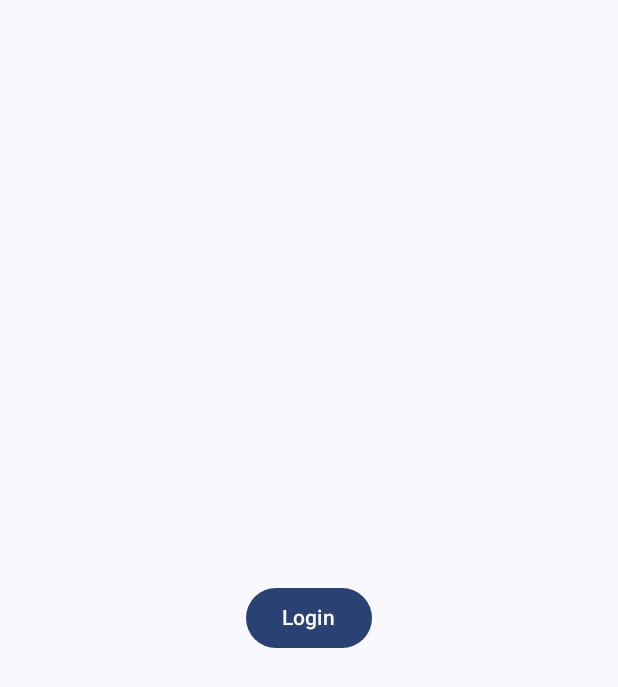
After one commit to RimmaManokhina/BlogpostsintensiveCompose, an Android app built with Jetpack Compose: the composable LoginButton shown on its own in the app's theme, on a phone screen of 412 x 824 dp. The commit adds this screen. Shown: the top 687 px of the screen. Run offline under Robolectric (Android 15) with nearby library versions, the phone set to English and light mode, and no system bars.

Commit message:
feature/BP 01 login

```diff
--- /dev/null
+++ b/app/src/main/java/ru/easycode/blogpostsintensive/login/LoginButton.kt
@@ -0,0 +1,40 @@
+package ru.easycode.blogpostsintensive.login
+
+
+import androidx.compose.foundation.layout.Box
+import androidx.compose.foundation.layout.fillMaxSize
+import androidx.compose.material3.Button
+import androidx.compose.material3.Text
+import androidx.compose.runtime.Composable
+import androidx.compose.ui.Alignment
+import androidx.compose.ui.Modifier
+import androidx.compose.ui.res.stringResource
+import androidx.compose.ui.tooling.preview.Preview
+import ru.easycode.blogpostsintensive.R
+import ru.easycode.blogpostsintensive.ui.theme.BlogpostsintensiveTheme
+
+@Composable
+fun LoginButton(
+    onClick: () -> Unit
+) {
+    Box(
+        Modifier.fillMaxSize(),
+        contentAlignment = Alignment.Center
+    ) {
+        Button(
+            onClick,
+        ) {
+            Text(
+                text = stringResource(R.string.login)
+            )
+        }
+    }
+}
+
+@Preview(showBackground = true)
+@Composable
+fun LoginButtonPreview() {
+    BlogpostsintensiveTheme {
+        LoginButton({})
+    }
+}
--- a/app/src/main/res/values/strings.xml
+++ b/app/src/main/res/values/strings.xml
@@ -1,3 +1,4 @@
 <resources>
     <string name="app_name">Blogpostsintensive</string>
+    <string name="login">Login</string>
 </resources>
```
